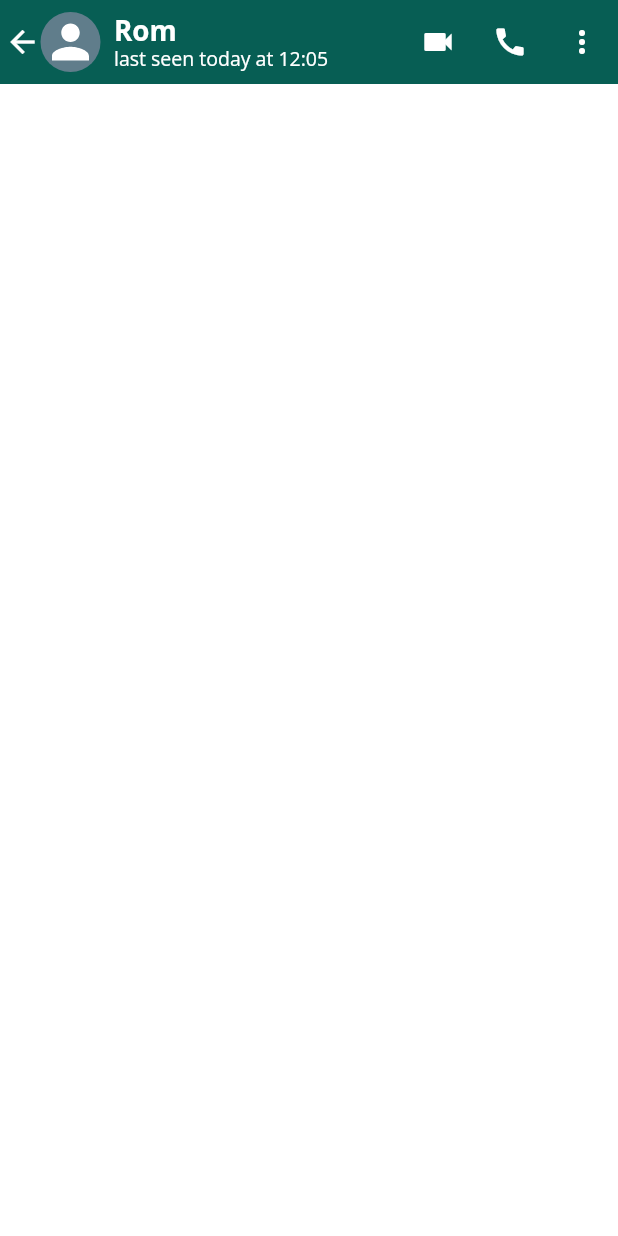
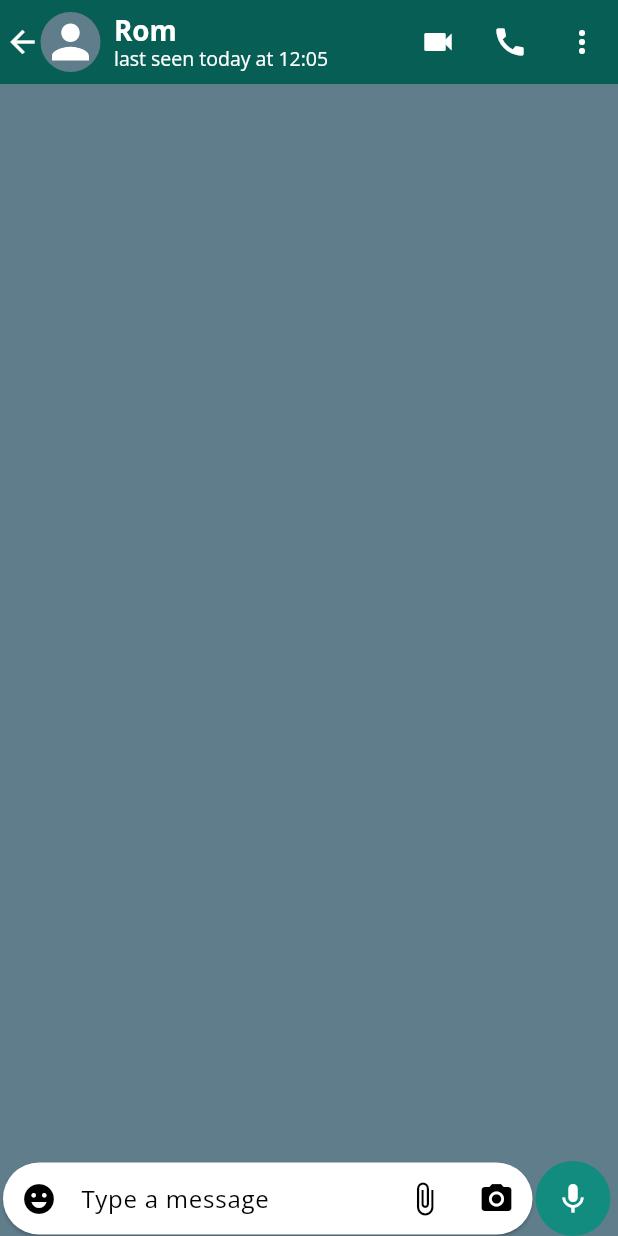
Before and after one commit to romelt777/ChatApp, a Flutter app: the IndividualPage screen opened directly with sample values from the repository, on a phone screen of 412 x 824 dp. Run offline on Flutter 3.47's test engine with Material 3 defaults, Android fonts, the phone set to English and light mode, and no system bars; our stand-ins replace flutter_svg.

Commit message:
finsihed inputs for whatsapp clone

```diff
--- a/lib/screens/individual_page.dart
+++ b/lib/screens/individual_page.dart
@@ -1,6 +1,8 @@
 import 'package:chat_app/model/chat_model.dart';
 import 'package:flutter/material.dart';
 import 'package:flutter_svg/svg.dart';
+//
+import 'package:flutter/services.dart';
 
 class IndividualPage extends StatefulWidget {
   final ChatModel chatModel;
@@ -14,6 +16,7 @@ class _IndividualPageState extends State<IndividualPage> {
   @override
   Widget build(BuildContext context) {
     return Scaffold(
+      backgroundColor: Colors.blueGrey,
       //APPBAR
       appBar: AppBar(
         leadingWidth: 70,
@@ -73,6 +76,64 @@ class _IndividualPageState extends State<IndividualPage> {
           ),
         ],
       ),
+      resizeToAvoidBottomInset: true,
+      body: Container(
+        height: MediaQuery.of(context).size.height,
+        width: MediaQuery.of(context).size.width,
+        child: Stack(
+          children: [
+            ListView(),
+            //BOTTOM KEYBOARD
+            Align(
+              alignment: Alignment.bottomCenter,
+              child: SafeArea(
+                child: Row(
+                  children: [
+                    Container(
+                      width: MediaQuery.of(context).size.width - 55,
+                      child: Card(
+                        margin: EdgeInsets.only(left: 2, right: 2, bottom: 0),
+                        shape: RoundedRectangleBorder(borderRadius: BorderRadius.circular(25)),
+                        child: TextFormField(
+                          textAlignVertical: TextAlignVertical.center,
+                          keyboardType: TextInputType.multiline,
+                          minLines: 1,
+                          maxLines: 5,
+                          showCursor: true,
+                          decoration: InputDecoration(
+                            border: InputBorder.none,
+                            hintText: "Type a message",
+                            prefixIcon: Icon(Icons.emoji_emotions),
+                            contentPadding: EdgeInsets.all(5),
+                            suffixIcon: Row(
+                              mainAxisSize: MainAxisSize.min,
+                              children: [
+                                IconButton(
+                                  onPressed: () {},
+                                  icon: Icon(Icons.attach_file)
+                                ),
+                                IconButton(
+                                  onPressed: () {},
+                                  icon: Icon(Icons.camera_alt)
+                                ),
+                              ],
+                            )
+                          ),
+                        ),
+                      ),
+                    ),
+                    CircleAvatar(
+                      backgroundColor: Color(0xFF128C7E),
+                      radius: 25,
+                      child: IconButton(icon: Icon(Icons.mic, color: Colors.white), onPressed: () {}),
+                    ),
+                  ],
+                ),
+              ),
+            ),
+          ],
+        ),
+      ),
     );
   }
 }
```
